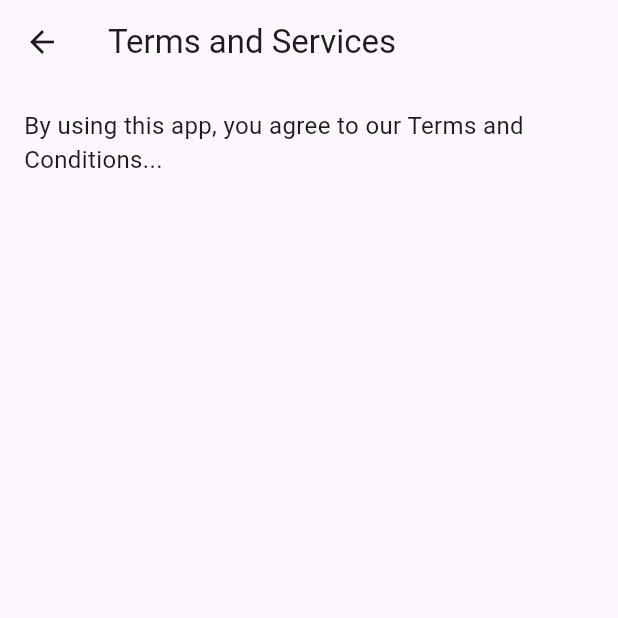
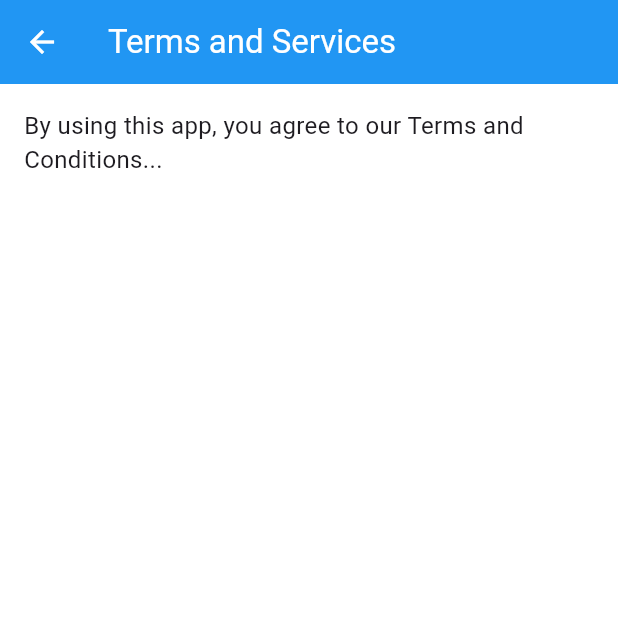
Before and after one commit to 12Omega/sprint1_login_app, a Flutter app: the screen it shows after launch, after a tap on "Terms and Services", on a phone screen of 412 x 824 dp, the top half of it. Run offline on Flutter 3.47's test engine with Material 3 defaults, Android fonts, the phone set to English and light mode, and no system bars.

Commit message:
Updated dependancy and design with color

```diff
--- a/lib/main.dart
+++ b/lib/main.dart
@@ -1,8 +1,9 @@
 import 'package:flutter/material.dart';
+import 'screens/splash_screen.dart';
 import 'screens/login_screen.dart';
 import 'screens/signup_screen.dart';
 import 'screens/home_screen.dart';
-import 'screens/terms_screen.dart'; // Add this
+import 'screens/terms_screen.dart';
 
 void main() => runApp(const MyApp());
 
@@ -12,14 +13,34 @@ class MyApp extends StatelessWidget {
   @override
   Widget build(BuildContext context) {
     return MaterialApp(
-      title: 'Login Signup Demo',
-      theme: ThemeData(primarySwatch: Colors.blue),
-      initialRoute: '/login',
+      title: 'Parking App',
+      debugShowCheckedModeBanner: false,
+      theme: ThemeData(
+        primarySwatch: Colors.blue,
+        scaffoldBackgroundColor: Colors.white,
+        appBarTheme: const AppBarTheme(
+          backgroundColor: Colors.blue,
+          foregroundColor: Colors.white,
+        ),
+        inputDecorationTheme: const InputDecorationTheme(
+          filled: true,
+          fillColor: Color(0xFFF0F8FF),
+          border: OutlineInputBorder(),
+        ),
+        elevatedButtonTheme: ElevatedButtonThemeData(
+          style: ElevatedButton.styleFrom(
+            backgroundColor: Colors.blue,
+            foregroundColor: Colors.white,
+          ),
+        ),
+      ),
+      initialRoute: '/splash',
       routes: {
+        '/splash': (context) => const SplashScreen(),
         '/login': (context) => const LoginScreen(),
         '/signup': (context) => const SignupScreen(),
         '/home': (context) => const HomeScreen(),
-        '/terms': (context) => const TermsScreen(), // Add this
+        '/terms': (context) => const TermsScreen(),
       },
     );
   }
--- /dev/null
+++ b/lib/screens/splash_screen.dart
@@ -0,0 +1,65 @@
+import 'package:flutter/material.dart';
+
+class SplashScreen extends StatefulWidget {
+  const SplashScreen({super.key});
+
+  @override
+  State<SplashScreen> createState() => _SplashScreenState();
+}
+
+class _SplashScreenState extends State<SplashScreen> {
+  @override
+  void initState() {
+    super.initState();
+    // Wait 3 seconds then safely navigate if the widget is still mounted
+    Future.delayed(const Duration(seconds: 3)).then((_) {
+      if (!mounted) return;
+      Navigator.pushReplacementNamed(context, '/login');
+    });
+  }
+
+  @override
+  Widget build(BuildContext context) {
+    return Scaffold(
+      backgroundColor: Colors.blue[700],
+      body: Center(
+        child: Column(
+          mainAxisAlignment: MainAxisAlignment.center,
+          children: [
+            buildLogo(),
+            const SizedBox(height: 30),
+            const CircularProgressIndicator(color: Colors.white),
+          ],
+        ),
+      ),
+    );
+  }
+
+  Widget buildLogo() {
+    return Container(
+      width: 120,
+      height: 120,
+      decoration: const BoxDecoration(
+        shape: BoxShape.circle,
+        color: Colors.blue,
+      ),
+      child: Center(
+        child: Container(
+          width: 70,
+          height: 70,
+          color: Colors.white,
+          child: const Center(
+            child: Text(
+              'P',
+              style: TextStyle(
+                fontSize: 40,
+                fontWeight: FontWeight.bold,
+                color: Colors.blue,
+              ),
+            ),
+          ),
+        ),
+      ),
+    );
+  }
+}
```
Also changed, not shown: analysis_options.yaml (+4 -24 lines), common/my_snackbar.dart (+4 -9 lines), lib/screens/container_view.dart (+11 -17 lines), pubspec.yaml (+7 -7 lines), pubspec.lock.
